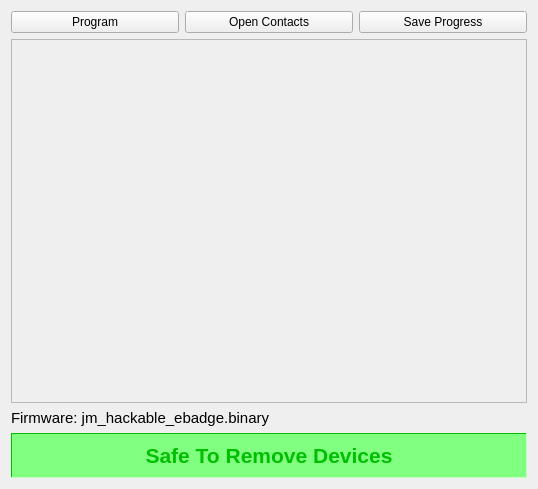
Above: src/hackergang.ui from parallaxinc/BadgeHacker before the change. Below: the same form after it.
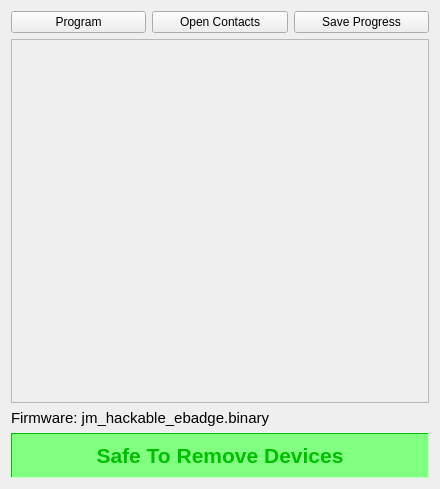
That is the form after the change.

Commit message: Clean up HackerGang UI (BADGE-18)

The edit to the form file:
```diff
--- a/src/hackergang.ui
+++ b/src/hackergang.ui
@@ -6,7 +6,7 @@
    <rect>
     <x>0</x>
     <y>0</y>
-    <width>538</width>
+    <width>440</width>
     <height>489</height>
    </rect>
   </property>
@@ -47,8 +47,8 @@
    </item>
    <item>
     <widget class="QScrollArea" name="scrollArea">
-     <property name="frameShadow">
-      <enum>QFrame::Sunken</enum>
+     <property name="frameShape">
+      <enum>QFrame::StyledPanel</enum>
      </property>
      <property name="verticalScrollBarPolicy">
       <enum>Qt::ScrollBarAsNeeded</enum>
@@ -61,7 +61,7 @@
        <rect>
         <x>0</x>
         <y>0</y>
-        <width>518</width>
+        <width>420</width>
         <height>359</height>
        </rect>
       </property>
```
The commit also changes 6 other files.
